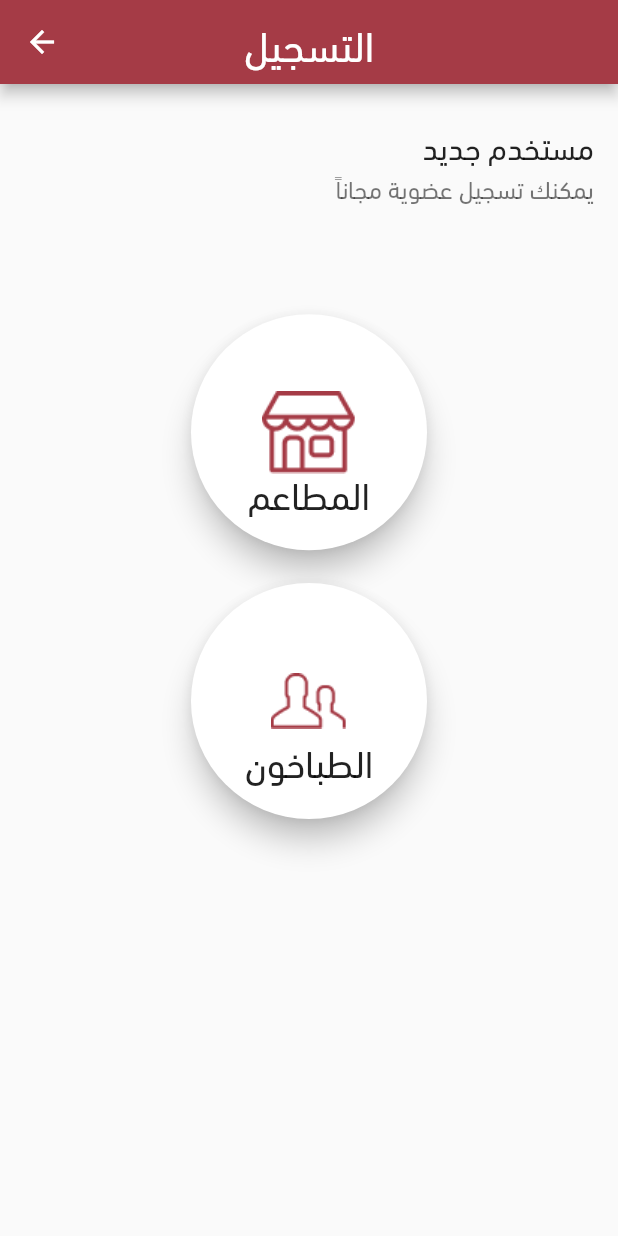
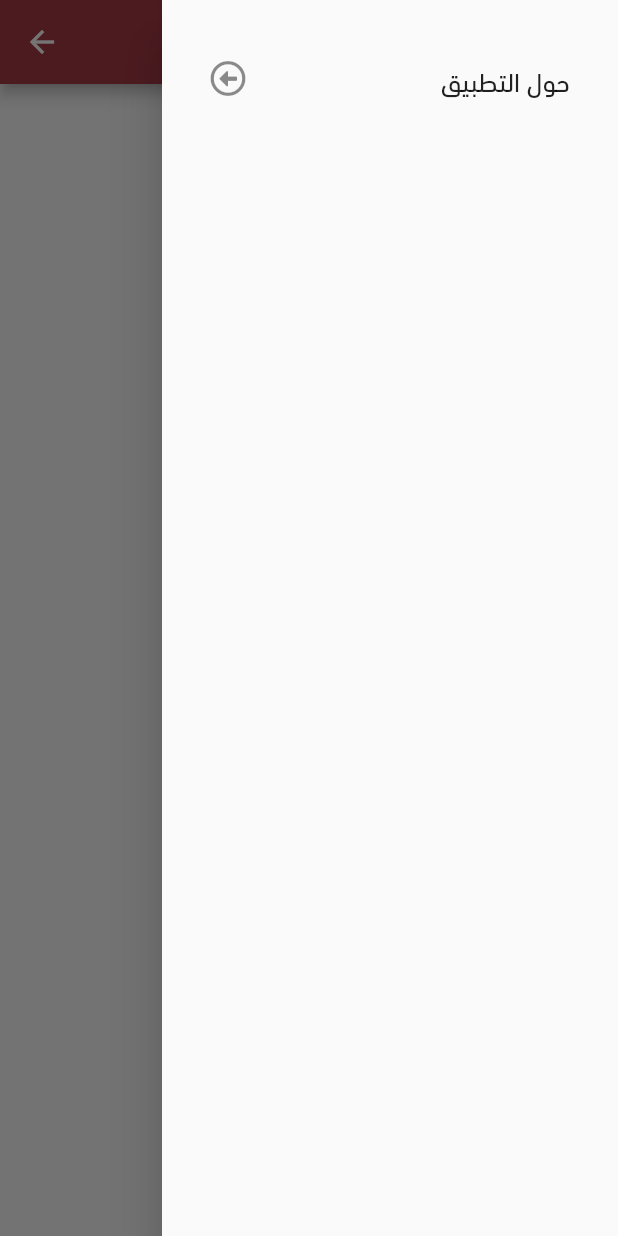
Before and after one commit to mohmmedkhalifa/chef, a Flutter app: the Register screen opened by its route, with the side drawer open (before the commit the screen has no drawer), on a phone screen of 412 x 824 dp. Run offline on Flutter 3.47's test engine with Material 2 defaults, Android fonts, the phone set to English and light mode, and no system bars; our stand-ins replace auto_route, font_awesome_flutter.

Commit message:
to about screen

```diff
--- a/lib/const.dart
+++ b/lib/const.dart
@@ -3,7 +3,16 @@ import 'dart:ui';
 import 'package:flutter/material.dart';
 
 final Shader linearGradient = LinearGradient(
-  colors: <Color>[Colors.red,Color(0xffA53B46), Colors.red[600], Colors.red[400]],
+  colors: <Color>[
+    Colors.red,
+    Color(0xffA53B46),
+    Colors.red[600],
+    Colors.red[400]
+  ],
 ).createShader(
   Rect.fromLTWH(0.0, 0.0, 200.0, 70.0),
 );
+
+final KAbout = '''
+تطبيق الشيف هو تطبيق متخصص لتوظيف الطباخين في المطاعم والفنادق، حيث يمكن للطباخ التسجيل في التطبيق والبحث عن وظيفة، ويمكن للمطاعم والفنادق التسجيل في التطبيق للإعلان عن حاجتهم للوظائف
+''';
--- a/lib/main.dart
+++ b/lib/main.dart
@@ -1,5 +1,6 @@
 import 'package:auto_route/auto_route.dart';
 import 'package:chefo/models/route.gr.dart';
+import 'package:chefo/screens/about.dart';
 import 'package:chefo/screens/splash.dart';
 import 'package:flutter/material.dart';
 import 'package:flutter/services.dart';
--- a/lib/models/route.dart
+++ b/lib/models/route.dart
@@ -1,4 +1,5 @@
 import 'package:auto_route/auto_route_annotations.dart';
+import 'package:chefo/screens/about.dart';
 import 'package:chefo/screens/home.dart';
 import 'package:chefo/screens/register.dart';
 import 'package:chefo/screens/register_chef.dart';
@@ -13,6 +14,7 @@ import 'package:chefo/screens/splash.dart';
     MaterialRoute(page: Home),
     MaterialRoute(page: RegisterChef),
     MaterialRoute(page: RegisterRestaurant),
+    MaterialRoute(page: About),
   ],
 )
 class $CustomRouter {}
--- a/lib/screens/register.dart
+++ b/lib/screens/register.dart
@@ -1,20 +1,17 @@
 import 'package:auto_route/auto_route.dart';
 import 'package:chefo/models/route.gr.dart';
+import 'package:chefo/widgets/app_drawer.dart';
 import 'package:chefo/widgets/circle_card.dart';
+import 'package:chefo/widgets/header_widget.dart';
 import 'package:flutter/material.dart';
-import 'package:flutter_screenutil/flutter_screenutil.dart';
 
 class Register extends StatelessWidget {
   @override
   Widget build(BuildContext context) {
-    ScreenUtil.init(
-      context,
-      width: 392.72727272727275,
-      height: 759.2727272727273,
-      allowFontScaling: true,
-    );
+    Size size = MediaQuery.of(context).size;
 
     return Scaffold(
+      endDrawer: AppDrawer(),
       appBar: AppBar(
         title: Text(
           'التسجيل',
@@ -26,27 +23,19 @@ class Register extends StatelessWidget {
         child: Column(
           children: [
             SizedBox(
-              height: 20.h,
+              height: size.height * (20 / 760),
             ),
-            ListTile(
-              title: Text(
-                ' مستخدم جديد',
-                textAlign: TextAlign.right,
-                style: TextStyle(fontSize: ScreenUtil().setSp(20), fontFamily: 'DNT'),
-              ),
-              subtitle: Text(
-                'يمكنك تسجيل عضوية مجاناً',
-                textAlign: TextAlign.right,
-                style: TextStyle(fontSize: ScreenUtil().setSp(16), fontFamily: 'DNT'),
-              ),
+            HeaderWidget(
+              title: ' مستخدم جديد',
+              subtitle: 'يمكنك تسجيل عضوية مجاناً',
             ),
             SizedBox(
-              height: 60.h,
+              height: size.height * (60 / 760),
             ),
             Column(
               children: [
                 CircleCard(
-                  text: 'المطاعم',
+                  text: 'مطعم',
                   image: 'assets/images/shop.png',
                   onTap: () {
                     ExtendedNavigator.of(context)
@@ -54,15 +43,18 @@ class Register extends StatelessWidget {
                   },
                 ),
                 SizedBox(
-                  height: 15.h,
+                  height: size.height * (15 / 760),
                 ),
                 CircleCard(
-                  text: 'الطباخون',
+                  text: 'طبّاخ',
                   image: 'assets/images/user.png',
                   onTap: () {
                     ExtendedNavigator.of(context).push(Routes.registerChef);
                   },
                 ),
+                SizedBox(
+                  height: 16,
+                )
               ],
             ),
           ],
--- /dev/null
+++ b/lib/widgets/app_drawer.dart
@@ -0,0 +1,31 @@
+import 'package:auto_route/auto_route.dart';
+import 'package:chefo/models/route.gr.dart';
+import 'package:flutter/material.dart';
+import 'package:font_awesome_flutter/font_awesome_flutter.dart';
+
+class AppDrawer extends StatelessWidget {
+  @override
+  Widget build(BuildContext context) {
+    return Drawer(
+      child: ListView(
+        children: [
+          Padding(
+            padding: const EdgeInsets.symmetric(vertical: 24.0, horizontal: 16),
+            child: ListTile(
+              onTap: () {
+                ExtendedNavigator.of(context).push(Routes.about);
+                ExtendedNavigator.of(context).pop();
+              },
+              title: Text(
+                'حول التطبيق',
+                style: TextStyle(fontSize: 18,fontFamily: 'DNT'),
+                textAlign: TextAlign.end,
+              ),
+              leading: Icon(FontAwesomeIcons.arrowAltCircleLeft),
+            ),
+          )
+        ],
+      ),
+    );
+  }
+}
--- a/lib/widgets/circle_card.dart
+++ b/lib/widgets/circle_card.dart
@@ -1,5 +1,4 @@
 import 'package:flutter/material.dart';
-import 'package:flutter_screenutil/flutter_screenutil.dart';
 
 class CircleCard extends StatelessWidget {
   CircleCard({
@@ -15,13 +14,6 @@ class CircleCard extends StatelessWidget {
 
   @override
   Widget build(BuildContext context) {
-    ScreenUtil.init(
-      context,
-      width: 392.72727272727275,
-      height: 759.2727272727273,
-      allowFontScaling: true,
-    );
-
     return GestureDetector(
       onTap: onTap,
       child: Material(
@@ -31,17 +23,26 @@ class CircleCard extends StatelessWidget {
         child: Container(
           child: Column(
             children: [
-              Container(height: 95.h,),
-              Center(
-                child: Text(
-                  text,
-                  style: TextStyle(fontSize: ScreenUtil().setSp(24), fontFamily: 'DNT'),
+              Expanded(
+                child: Container(
+                  height: 95,
+                ),
+              ),
+              Expanded(
+                child: Center(
+                  child: Text(
+                    text,
+                    style: TextStyle(
+                      fontSize: 24,
+                      fontFamily: 'DNT',
+                    ),
+                  ),
                 ),
               ),
             ],
           ),
-          width: 150.w,
-          height: 150.h,
+          width: 150,
+          height: 150,
           decoration: BoxDecoration(
             image: DecorationImage(
               image: AssetImage(image),
--- /dev/null
+++ b/lib/widgets/header_widget.dart
@@ -0,0 +1,39 @@
+import 'package:flutter/material.dart';
+class HeaderWidget extends StatelessWidget {
+  HeaderWidget({
+    Key key,
+    this.title,
+    this.subtitle,
+    this.trailing,
+    this.leading,
+  }) : super(key: key);
+
+  String title;
+  String subtitle;
+  Widget trailing;
+  Widget leading;
+
+  @override
+  Widget build(BuildContext context) {
+    return ListTile(
+      trailing: trailing,
+      leading: leading,
+      title: Text(
+        title,
+        textAlign: TextAlign.right,
+        style: TextStyle(
+          fontSize: 20,
+          fontFamily: 'DNT',
+        ),
+      ),
+      subtitle: Text(
+        subtitle,
+        textAlign: TextAlign.right,
+        style: TextStyle(
+          fontSize: 16,
+          fontFamily: 'DNT',
+        ),
+      ),
+    );
+  }
+}
--- a/pubspec.yaml
+++ b/pubspec.yaml
@@ -11,11 +11,12 @@ environment:
 dependencies:
   flutter:
     sdk: flutter
-  flutter_screenutil: ^2.3.1
+ # flutter_screenutil: ^2.3.1
   auto_route: ^0.6.9
   font_awesome_flutter: ^8.11.0
   cupertino_icons: ^1.0.1
   flutter_svg:
+  auto_size_text: ^2.1.0
 
 
 dev_dependencies:
```
Also changed, not shown: lib/screens/about.dart (added, +93 -0 lines), lib/screens/register_chef.dart (+63 -1 lines), lib/screens/register_restaurant.dart (+107 -1 lines), lib/screens/splash.dart (+6 -11 lines), lib/widgets/my_button.dart (added, +41 -0 lines), lib/widgets/my_text_field.dart (added, +41 -0 lines), lib/models/route.gr.dart, pubspec.lock, 6 other files.
